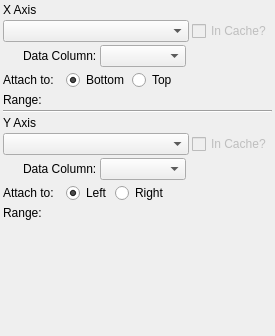
Above: code/plotms/implement/GuiTabs/PlotMSAxesTab.ui from radio-astro/casa before the change. Below: the same form after it.
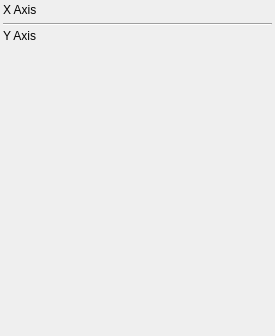
That is the form after the change.

The edit to the form file:
```diff
--- a/code/plotms/implement/GuiTabs/PlotMSAxesTab.ui
+++ b/code/plotms/implement/GuiTabs/PlotMSAxesTab.ui
@@ -45,225 +45,14 @@
     </widget>
    </item>
    <item>
-    <layout class="QVBoxLayout" >
-     <property name="spacing" >
-      <number>3</number>
+    <widget class="QFrame" name="xFrame" >
+     <property name="frameShape" >
+      <enum>QFrame::NoFrame</enum>
      </property>
-     <property name="bottomMargin" >
-      <number>0</number>
+     <property name="frameShadow" >
+      <enum>QFrame::Raised</enum>
      </property>
-     <item>
-      <layout class="QHBoxLayout" >
-       <property name="spacing" >
-        <number>3</number>
-       </property>
-       <item>
-        <widget class="QComboBox" name="xChooser" >
-         <property name="sizePolicy" >
-          <sizepolicy vsizetype="Fixed" hsizetype="Expanding" >
-           <horstretch>0</horstretch>
-           <verstretch>0</verstretch>
-          </sizepolicy>
-         </property>
-        </widget>
-       </item>
-       <item>
-        <widget class="QCheckBox" name="xInCache" >
-         <property name="enabled" >
-          <bool>false</bool>
-         </property>
-         <property name="sizePolicy" >
-          <sizepolicy vsizetype="Fixed" hsizetype="Preferred" >
-           <horstretch>0</horstretch>
-           <verstretch>0</verstretch>
-          </sizepolicy>
-         </property>
-         <property name="text" >
-          <string>In Cache?</string>
-         </property>
-        </widget>
-       </item>
-      </layout>
-     </item>
-     <item>
-      <widget class="QFrame" name="xDataFrame" >
-       <property name="frameShape" >
-        <enum>QFrame::NoFrame</enum>
-       </property>
-       <property name="frameShadow" >
-        <enum>QFrame::Raised</enum>
-       </property>
-       <layout class="QHBoxLayout" >
-        <property name="spacing" >
-         <number>3</number>
-        </property>
-        <property name="leftMargin" >
-         <number>20</number>
-        </property>
-        <property name="topMargin" >
-         <number>0</number>
-        </property>
-        <property name="rightMargin" >
-         <number>0</number>
-        </property>
-        <property name="bottomMargin" >
-         <number>0</number>
-        </property>
-        <item>
-         <widget class="QLabel" name="xDataLabel" >
-          <property name="text" >
-           <string>Data Column:</string>
-          </property>
-          <property name="textFormat" >
-           <enum>Qt::RichText</enum>
-          </property>
-         </widget>
-        </item>
-        <item>
-         <widget class="QComboBox" name="xDataChooser" >
-          <property name="sizePolicy" >
-           <sizepolicy vsizetype="Fixed" hsizetype="Expanding" >
-            <horstretch>0</horstretch>
-            <verstretch>0</verstretch>
-           </sizepolicy>
-          </property>
-         </widget>
-        </item>
-        <item>
-         <spacer>
-          <property name="orientation" >
-           <enum>Qt::Horizontal</enum>
-          </property>
-          <property name="sizeHint" >
-           <size>
-            <width>40</width>
-            <height>20</height>
-           </size>
-          </property>
-         </spacer>
-        </item>
-       </layout>
-      </widget>
-     </item>
-     <item>
-      <widget class="QFrame" name="frame_2" >
-       <property name="frameShape" >
-        <enum>QFrame::NoFrame</enum>
-       </property>
-       <property name="frameShadow" >
-        <enum>QFrame::Raised</enum>
-       </property>
-       <layout class="QHBoxLayout" >
-        <property name="spacing" >
-         <number>3</number>
-        </property>
-        <property name="leftMargin" >
-         <number>0</number>
-        </property>
-        <property name="topMargin" >
-         <number>0</number>
-        </property>
-        <property name="rightMargin" >
-         <number>0</number>
-        </property>
-        <property name="bottomMargin" >
-         <number>0</number>
-        </property>
-        <item>
-         <widget class="QLabel" name="xAttachLabel" >
-          <property name="minimumSize" >
-           <size>
-            <width>60</width>
-            <height>0</height>
-           </size>
-          </property>
-          <property name="maximumSize" >
-           <size>
-            <width>60</width>
-            <height>16777215</height>
-           </size>
-          </property>
-          <property name="text" >
-           <string>Attach to:</string>
-          </property>
-          <property name="textFormat" >
-           <enum>Qt::RichText</enum>
-          </property>
-         </widget>
-        </item>
-        <item>
-         <widget class="QRadioButton" name="xAttachBottom" >
-          <property name="text" >
-           <string>Bottom</string>
-          </property>
-          <property name="checked" >
-           <bool>true</bool>
-          </property>
-         </widget>
-        </item>
-        <item>
-         <widget class="QRadioButton" name="xAttachTop" >
-          <property name="text" >
-           <string>Top</string>
-          </property>
-         </widget>
-        </item>
-        <item>
-         <spacer>
-          <property name="orientation" >
-           <enum>Qt::Horizontal</enum>
-          </property>
-          <property name="sizeHint" >
-           <size>
-            <width>40</width>
-            <height>20</height>
-           </size>
-          </property>
-         </spacer>
-        </item>
-       </layout>
-      </widget>
-     </item>
-     <item>
-      <layout class="QHBoxLayout" >
-       <property name="spacing" >
-        <number>3</number>
-       </property>
-       <property name="topMargin" >
-        <number>0</number>
-       </property>
-       <item>
-        <widget class="QLabel" name="xRangeLabel" >
-         <property name="text" >
-          <string>Range:</string>
-         </property>
-         <property name="textFormat" >
-          <enum>Qt::RichText</enum>
-         </property>
-         <property name="alignment" >
-          <set>Qt::AlignLeading|Qt::AlignLeft|Qt::AlignTop</set>
-         </property>
-        </widget>
-       </item>
-       <item>
-        <widget class="QFrame" name="xRangeFrame" >
-         <property name="sizePolicy" >
-          <sizepolicy vsizetype="Preferred" hsizetype="Expanding" >
-           <horstretch>0</horstretch>
-           <verstretch>0</verstretch>
-          </sizepolicy>
-         </property>
-         <property name="frameShape" >
-          <enum>QFrame::NoFrame</enum>
-         </property>
-         <property name="frameShadow" >
-          <enum>QFrame::Raised</enum>
-         </property>
-        </widget>
-       </item>
-      </layout>
-     </item>
-    </layout>
+    </widget>
    </item>
    <item>
     <widget class="Line" name="line" >
@@ -283,225 +72,14 @@
     </widget>
    </item>
    <item>
-    <layout class="QVBoxLayout" >
-     <property name="spacing" >
-      <number>3</number>
+    <widget class="QFrame" name="yFrame" >
+     <property name="frameShape" >
+      <enum>QFrame::NoFrame</enum>
      </property>
-     <property name="bottomMargin" >
-      <number>0</number>
+     <property name="frameShadow" >
+      <enum>QFrame::Raised</enum>
      </property>
-     <item>
-      <layout class="QHBoxLayout" >
-       <property name="spacing" >
-        <number>3</number>
-       </property>
-       <item>
-        <widget class="QComboBox" name="yChooser" >
-         <property name="sizePolicy" >
-          <sizepolicy vsizetype="Fixed" hsizetype="Expanding" >
-           <horstretch>0</horstretch>
-           <verstretch>0</verstretch>
-          </sizepolicy>
-         </property>
-        </widget>
-       </item>
-       <item>
-        <widget class="QCheckBox" name="yInCache" >
-         <property name="enabled" >
-          <bool>false</bool>
-         </property>
-         <property name="sizePolicy" >
-          <sizepolicy vsizetype="Fixed" hsizetype="Preferred" >
-           <horstretch>0</horstretch>
-           <verstretch>0</verstretch>
-          </sizepolicy>
-         </property>
-         <property name="text" >
-          <string>In Cache?</string>
-         </property>
-        </widget>
-       </item>
-      </layout>
-     </item>
-     <item>
-      <widget class="QFrame" name="yDataFrame" >
-       <property name="frameShape" >
-        <enum>QFrame::NoFrame</enum>
-       </property>
-       <property name="frameShadow" >
-        <enum>QFrame::Raised</enum>
-       </property>
-       <layout class="QHBoxLayout" >
-        <property name="spacing" >
-         <number>3</number>
-        </property>
-        <property name="leftMargin" >
-         <number>20</number>
-        </property>
-        <property name="topMargin" >
-         <number>0</number>
-        </property>
-        <property name="rightMargin" >
-         <number>0</number>
-        </property>
-        <property name="bottomMargin" >
-         <number>0</number>
-        </property>
-        <item>
-         <widget class="QLabel" name="yDataLabel" >
-          <property name="text" >
-           <string>Data Column:</string>
-          </property>
-          <property name="textFormat" >
-           <enum>Qt::RichText</enum>
-          </property>
-         </widget>
-        </item>
-        <item>
-         <widget class="QComboBox" name="yDataChooser" >
-          <property name="sizePolicy" >
-           <sizepolicy vsizetype="Fixed" hsizetype="Expanding" >
-            <horstretch>0</horstretch>
-            <verstretch>0</verstretch>
-           </sizepolicy>
-          </property>
-         </widget>
-        </item>
-        <item>
-         <spacer>
-          <property name="orientation" >
-           <enum>Qt::Horizontal</enum>
-          </property>
-          <property name="sizeHint" >
-           <size>
-            <width>40</width>
-            <height>20</height>
-           </size>
-          </property>
-         </spacer>
-        </item>
-       </layout>
-      </widget>
-     </item>
-     <item>
-      <widget class="QFrame" name="frame" >
-       <property name="frameShape" >
-        <enum>QFrame::NoFrame</enum>
-       </property>
-       <property name="frameShadow" >
-        <enum>QFrame::Raised</enum>
-       </property>
-       <layout class="QHBoxLayout" >
-        <property name="spacing" >
-         <number>3</number>
-        </property>
-        <property name="leftMargin" >
-         <number>0</number>
-        </property>
-        <property name="topMargin" >
-         <number>0</number>
-        </property>
-        <property name="rightMargin" >
-         <number>0</number>
-        </property>
-        <property name="bottomMargin" >
-         <number>0</number>
-        </property>
-        <item>
-         <widget class="QLabel" name="yAttachLabel" >
-          <property name="minimumSize" >
-           <size>
-            <width>60</width>
-            <height>0</height>
-           </size>
-          </property>
-          <property name="maximumSize" >
-           <size>
-            <width>60</width>
-            <height>16777215</height>
-           </size>
-          </property>
-          <property name="text" >
-           <string>Attach to:</string>
-          </property>
-          <property name="textFormat" >
-           <enum>Qt::RichText</enum>
-          </property>
-         </widget>
-        </item>
-        <item>
-         <widget class="QRadioButton" name="yAttachLeft" >
-          <property name="text" >
-           <string>Left</string>
-          </property>
-          <property name="checked" >
-           <bool>true</bool>
-          </property>
-         </widget>
-        </item>
-        <item>
-         <widget class="QRadioButton" name="yAttachRight" >
-          <property name="text" >
-           <string>Right</string>
-          </property>
-         </widget>
-        </item>
-        <item>
-         <spacer>
-          <property name="orientation" >
-           <enum>Qt::Horizontal</enum>
-          </property>
-          <property name="sizeHint" >
-           <size>
-            <width>40</width>
-            <height>20</height>
-           </size>
-          </property>
-         </spacer>
-        </item>
-       </layout>
-      </widget>
-     </item>
-     <item>
-      <layout class="QHBoxLayout" >
-       <property name="spacing" >
-        <number>3</number>
-       </property>
-       <property name="topMargin" >
-        <number>0</number>
-       </property>
-       <item>
-        <widget class="QLabel" name="yRangeLabel" >
-         <property name="text" >
-          <string>Range:</string>
-         </property>
-         <property name="textFormat" >
-          <enum>Qt::RichText</enum>
-         </property>
-         <property name="alignment" >
-          <set>Qt::AlignLeading|Qt::AlignLeft|Qt::AlignTop</set>
-         </property>
-        </widget>
-       </item>
-       <item>
-        <widget class="QFrame" name="yRangeFrame" >
-         <property name="sizePolicy" >
-          <sizepolicy vsizetype="Preferred" hsizetype="Expanding" >
-           <horstretch>0</horstretch>
-           <verstretch>0</verstretch>
-          </sizepolicy>
-         </property>
-         <property name="frameShape" >
-          <enum>QFrame::NoFrame</enum>
-         </property>
-         <property name="frameShadow" >
-          <enum>QFrame::Raised</enum>
-         </property>
-        </widget>
-       </item>
-      </layout>
-     </item>
-    </layout>
+    </widget>
    </item>
    <item>
     <spacer>
```
